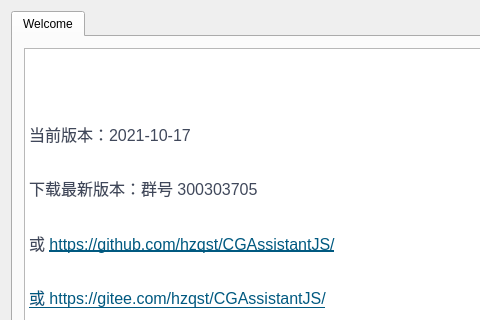
The window that CGAssistant/mainwindow.ui (hzqst/CGAssistant) describes before a commit, drawn with Qt 5; both pictures show x 0 to 480 and y 0 to 320 of the 750 by 500 pixel window.
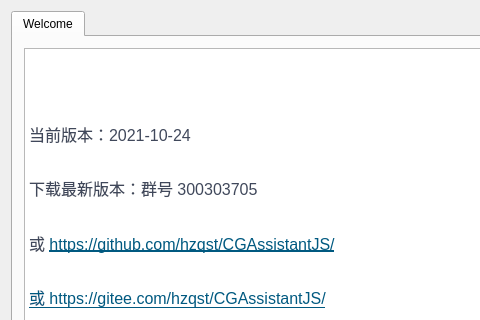
The same window after the commit. Icons and pictures are not drawn.

The edit to the form file:
```diff
--- a/CGAssistant/mainwindow.ui
+++ b/CGAssistant/mainwindow.ui
@@ -73,7 +73,7 @@
 &lt;/style&gt;&lt;/head&gt;&lt;body style=&quot; font-family:'SimSun'; font-size:9pt; font-weight:400; font-style:normal;&quot;&gt;
 &lt;p style=&quot; margin-top:0px; margin-bottom:0px; margin-left:0px; margin-right:0px; -qt-block-indent:0; text-indent:0px;&quot;&gt;&lt;img src=&quot;:/logo.png&quot; /&gt;&lt;/p&gt;
 &lt;p style=&quot;-qt-paragraph-type:empty; margin-top:0px; margin-bottom:16px; margin-left:0px; margin-right:0px; -qt-block-indent:0; text-indent:0px; line-height:160%; font-family:'-apple-system,BlinkMacSystemFont,Segoe UI,Helvetica,Arial,Apple Color Emoji,Segoe UI Emoji,Segoe UI Symbol,Liberation Sans,PingFang SC,Microsoft YaHei,Hiragino Sans GB,Wenquanyi Micro Hei,WenQuanYi Zen Hei,ST Heiti,SimHei,SimSun,WenQuanYi Zen Hei Sharp,sans-serif'; font-size:16px; color:#40485b; background-color:#ffffff;&quot;&gt;&lt;br /&gt;&lt;/p&gt;
-&lt;p style=&quot; margin-top:0px; margin-bottom:16px; margin-left:0px; margin-right:0px; -qt-block-indent:0; text-indent:0px; line-height:160%; background-color:#ffffff;&quot;&gt;&lt;span style=&quot; font-family:'-apple-system,BlinkMacSystemFont,Segoe UI,Helvetica,Arial,Apple Color Emoji,Segoe UI Emoji,Segoe UI Symbol,Liberation Sans,PingFang SC,Microsoft YaHei,Hiragino Sans GB,Wenquanyi Micro Hei,WenQuanYi Zen Hei,ST Heiti,SimHei,SimSun,WenQuanYi Zen Hei Sharp,sans-serif'; font-size:16px; color:#40485b; background-color:#ffffff;&quot;&gt;当前版本：2021-10-17&lt;/span&gt;&lt;/p&gt;
+&lt;p style=&quot; margin-top:0px; margin-bottom:16px; margin-left:0px; margin-right:0px; -qt-block-indent:0; text-indent:0px; line-height:160%; background-color:#ffffff;&quot;&gt;&lt;span style=&quot; font-family:'-apple-system,BlinkMacSystemFont,Segoe UI,Helvetica,Arial,Apple Color Emoji,Segoe UI Emoji,Segoe UI Symbol,Liberation Sans,PingFang SC,Microsoft YaHei,Hiragino Sans GB,Wenquanyi Micro Hei,WenQuanYi Zen Hei,ST Heiti,SimHei,SimSun,WenQuanYi Zen Hei Sharp,sans-serif'; font-size:16px; color:#40485b; background-color:#ffffff;&quot;&gt;当前版本：2021-10-24&lt;/span&gt;&lt;/p&gt;
 &lt;p style=&quot; margin-top:0px; margin-bottom:16px; margin-left:0px; margin-right:0px; -qt-block-indent:0; text-indent:0px; line-height:160%; background-color:#ffffff;&quot;&gt;&lt;span style=&quot; font-family:'-apple-system,BlinkMacSystemFont,Segoe UI,Helvetica,Arial,Apple Color Emoji,Segoe UI Emoji,Segoe UI Symbol,Liberation Sans,PingFang SC,Microsoft YaHei,Hiragino Sans GB,Wenquanyi Micro Hei,WenQuanYi Zen Hei,ST Heiti,SimHei,SimSun,WenQuanYi Zen Hei Sharp,sans-serif'; font-size:16px; color:#40485b; background-color:#ffffff;&quot;&gt;下载最新版本：群号 300303705&lt;/span&gt;&lt;/p&gt;
 &lt;p style=&quot; margin-top:0px; margin-bottom:16px; margin-left:0px; margin-right:0px; -qt-block-indent:0; text-indent:0px; line-height:160%; background-color:#ffffff;&quot;&gt;&lt;span style=&quot; font-family:'-apple-system,BlinkMacSystemFont,Segoe UI,Helvetica,Arial,Apple Color Emoji,Segoe UI Emoji,Segoe UI Symbol,Liberation Sans,PingFang SC,Microsoft YaHei,Hiragino Sans GB,Wenquanyi Micro Hei,WenQuanYi Zen Hei,ST Heiti,SimHei,SimSun,WenQuanYi Zen Hei Sharp,sans-serif'; font-size:16px; color:#40485b; background-color:#ffffff;&quot;&gt;或 &lt;/span&gt;&lt;a href=&quot;https://github.com/hzqst/CGAssistantJS/issues&quot;&gt;&lt;span style=&quot; font-family:'-apple-system,BlinkMacSystemFont,Segoe UI,Helvetica,Arial,Apple Color Emoji,Segoe UI Emoji,Segoe UI Symbol,Liberation Sans,PingFang SC,Microsoft YaHei,Hiragino Sans GB,Wenquanyi Micro Hei,WenQuanYi Zen Hei,ST Heiti,SimHei,SimSun,WenQuanYi Zen Hei Sharp,sans-serif'; font-size:16px; text-decoration: underline; color:#005980; background-color:transparent;&quot;&gt;https://github.com/hzqst/CGAssistantJS/&lt;/span&gt;&lt;/a&gt;&lt;/p&gt;
 &lt;p style=&quot; margin-top:0px; margin-bottom:16px; margin-left:0px; margin-right:0px; -qt-block-indent:0; text-indent:0px; line-height:160%; background-color:#ffffff;&quot;&gt;&lt;a href=&quot;https://github.com/hzqst/CGAssistantJS/issues&quot;&gt;&lt;span style=&quot; font-family:'-apple-system,BlinkMacSystemFont,Segoe UI,Helvetica,Arial,Apple Color Emoji,Segoe UI Emoji,Segoe UI Symbol,Liberation Sans,PingFang SC,Microsoft YaHei,Hiragino Sans GB,Wenquanyi Micro Hei,WenQuanYi Zen Hei,ST Heiti,SimHei,SimSun,WenQuanYi Zen Hei Sharp,sans-serif'; font-size:16px; text-decoration: underline; color:#005980; background-color:transparent;&quot;&gt;或 &lt;/span&gt;&lt;/a&gt;&lt;a href=&quot;https://gitee.com/hzqst/CGAssistantJS/issues&quot;&gt;&lt;span style=&quot; font-family:'-apple-system,BlinkMacSystemFont,Segoe UI,Helvetica,Arial,Apple Color Emoji,Segoe UI Emoji,Segoe UI Symbol,Liberation Sans,PingFang SC,Microsoft YaHei,Hiragino Sans GB,Wenquanyi Micro Hei,WenQuanYi Zen Hei,ST Heiti,SimHei,SimSun,WenQuanYi Zen Hei Sharp,sans-serif'; font-size:16px; text-decoration: underline; color:#005980; background-color:transparent;&quot;&gt;https://gitee.com/hzqst/CGAssistantJS/&lt;/span&gt;&lt;/a&gt;&lt;/p&gt;&lt;/body&gt;&lt;/html&gt;</string>
```
